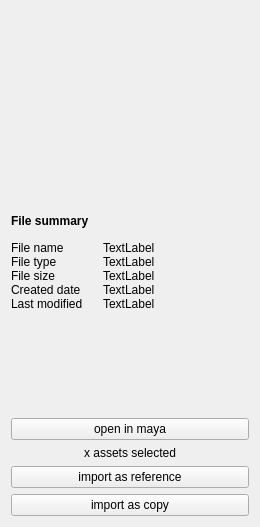
Above: python/junkbox/ui/assetpreviewwidget.ui from digitalgraphics/junkbox before the change. Below: the same form after it.
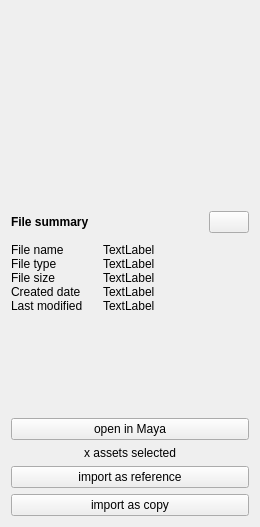
That is the form after the change. Icons and pictures are not drawn. Custom widgets are drawn as their Qt base class.

Commit message: improve import as copy + isolate thumbnail UI + add thumbnail refresh

Patch:
```diff
--- a/python/junkbox/ui/assetpreviewwidget.ui
+++ b/python/junkbox/ui/assetpreviewwidget.ui
@@ -82,6 +82,17 @@
             </property>
            </spacer>
           </item>
+          <item>
+           <widget class="FlatButton" name="refreshButton">
+            <property name="text">
+             <string/>
+            </property>
+            <property name="icon">
+             <iconset resource="../resource/resource.qrc">
+              <normaloff>:/icon/refresh.png</normaloff>:/icon/refresh.png</iconset>
+            </property>
+           </widget>
+          </item>
          </layout>
         </item>
         <item>
@@ -298,7 +309,7 @@
         <item>
          <widget class="QPushButton" name="openInMayaButton">
           <property name="text">
-           <string>open in maya</string>
+           <string>open in Maya</string>
           </property>
          </widget>
         </item>
@@ -364,6 +375,13 @@
    </item>
   </layout>
  </widget>
+ <customwidgets>
+  <customwidget>
+   <class>FlatButton</class>
+   <extends>QPushButton</extends>
+   <header>junkbox.component.flatbutton.h</header>
+  </customwidget>
+ </customwidgets>
  <resources>
   <include location="../resource/resource.qrc"/>
  </resources>
```
The commit also changes 23 other files.
